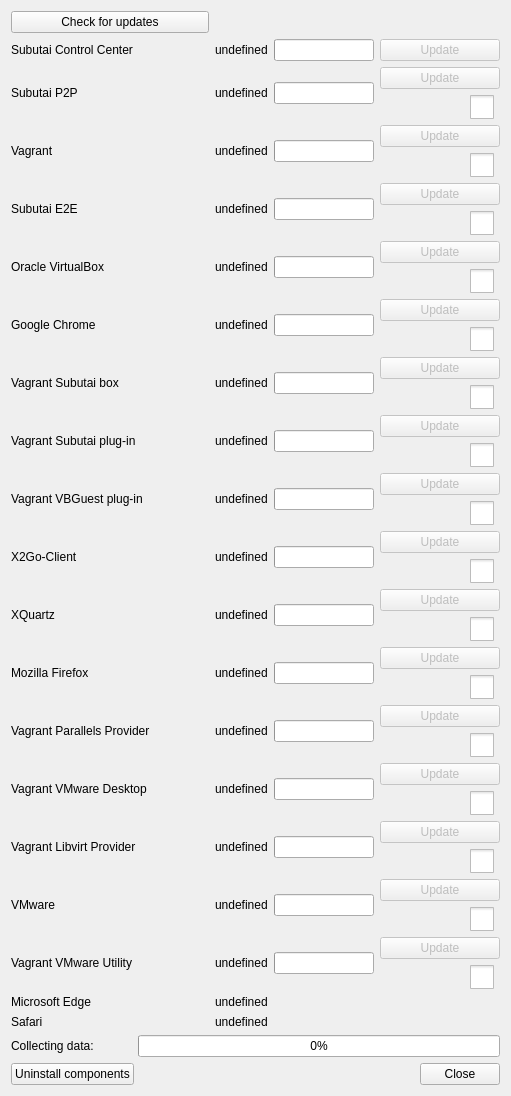
Before: the Qt Designer form hub/forms/DlgAbout.ui in subutai-io/control-center, drawn with Qt 5.
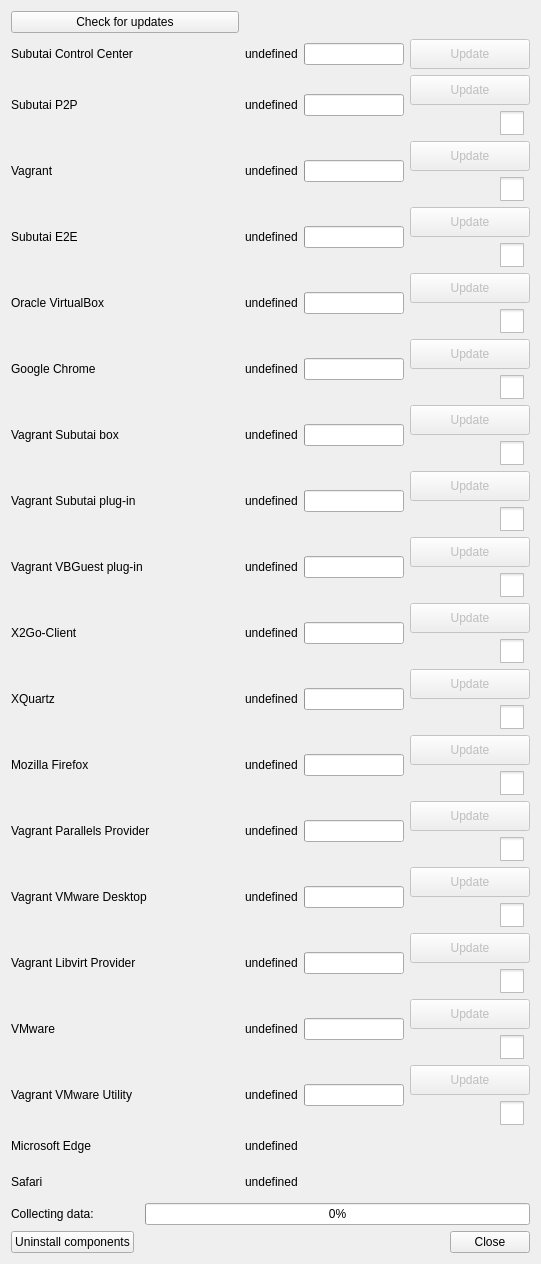
After: the same form once the commit is applied. Icons and pictures are not drawn.

Commit message: force equal size of buttons

Patch:
```diff
--- a/hub/forms/DlgAbout.ui
+++ b/hub/forms/DlgAbout.ui
@@ -6,7 +6,7 @@
    <rect>
     <x>0</x>
     <y>0</y>
-    <width>511</width>
+    <width>541</width>
     <height>846</height>
    </rect>
   </property>
@@ -89,6 +89,18 @@
            <property name="enabled">
             <bool>false</bool>
            </property>
+           <property name="sizePolicy">
+            <sizepolicy hsizetype="Minimum" vsizetype="Maximum">
+             <horstretch>0</horstretch>
+             <verstretch>0</verstretch>
+            </sizepolicy>
+           </property>
+           <property name="minimumSize">
+            <size>
+             <width>0</width>
+             <height>30</height>
+            </size>
+           </property>
            <property name="text">
             <string>Update</string>
            </property>
@@ -144,11 +156,17 @@
             <bool>false</bool>
            </property>
            <property name="sizePolicy">
-            <sizepolicy hsizetype="Preferred" vsizetype="Fixed">
+            <sizepolicy hsizetype="Preferred" vsizetype="Maximum">
              <horstretch>0</horstretch>
              <verstretch>0</verstretch>
             </sizepolicy>
            </property>
+           <property name="minimumSize">
+            <size>
+             <width>0</width>
+             <height>30</height>
+            </size>
+           </property>
            <property name="maximumSize">
             <size>
              <width>120</width>
@@ -224,11 +242,17 @@
             <bool>false</bool>
            </property>
            <property name="sizePolicy">
-            <sizepolicy hsizetype="Preferred" vsizetype="Fixed">
+            <sizepolicy hsizetype="Preferred" vsizetype="Maximum">
              <horstretch>0</horstretch>
              <verstretch>0</verstretch>
             </sizepolicy>
            </property>
+           <property name="minimumSize">
+            <size>
+             <width>0</width>
+             <height>30</height>
+            </size>
+           </property>
            <property name="maximumSize">
             <size>
              <width>120</width>
@@ -303,6 +327,18 @@
            <property name="enabled">
             <bool>false</bool>
            </property>
+           <property name="sizePolicy">
+            <sizepolicy hsizetype="Minimum" vsizetype="Maximum">
+             <horstretch>0</horstretch>
+             <verstretch>0</verstretch>
+            </sizepolicy>
+           </property>
+           <property name="minimumSize">
+            <size>
+             <width>0</width>
+             <height>30</height>
+            </size>
+           </property>
            <property name="text">
             <string>Update</string>
            </property>
@@ -357,11 +393,17 @@
             <bool>false</bool>
            </property>
            <property name="sizePolicy">
-            <sizepolicy hsizetype="Preferred" vsizetype="Fixed">
+            <sizepolicy hsizetype="Preferred" vsizetype="Maximum">
              <horstretch>0</horstretch>
              <verstretch>0</verstretch>
             </sizepolicy>
            </property>
+           <property name="minimumSize">
+            <size>
+             <width>0</width>
+             <height>30</height>
+            </size>
+           </property>
            <property name="maximumSize">
             <size>
              <width>120</width>
@@ -429,11 +471,17 @@
             <bool>false</bool>
            </property>
            <property name="sizePolicy">
-            <sizepolicy hsizetype="Expanding" vsizetype="Fixed">
+            <sizepolicy hsizetype="Expanding" vsizetype="Maximum">
              <horstretch>0</horstretch>
              <verstretch>0</verstretch>
             </sizepolicy>
            </property>
+           <property name="minimumSize">
+            <size>
+             <width>0</width>
+             <height>30</height>
+            </size>
+           </property>
            <property name="maximumSize">
             <size>
              <width>120</width>
@@ -457,6 +505,12 @@
              <verstretch>0</verstretch>
             </sizepolicy>
            </property>
+           <property name="minimumSize">
+            <size>
+             <width>0</width>
+             <height>30</height>
+            </size>
+           </property>
            <property name="text">
             <string>Vagrant Parallels Provider</string>
            </property>
@@ -500,6 +554,12 @@
              <verstretch>0</verstretch>
             </sizepolicy>
            </property>
+           <property name="minimumSize">
+            <size>
+             <width>0</width>
+             <height>30</height>
+            </size>
+           </property>
            <property name="text">
             <string>Vagrant VMware Desktop</string>
            </property>
@@ -543,6 +603,12 @@
              <verstretch>0</verstretch>
             </sizepolicy>
            </property>
+           <property name="minimumSize">
+            <size>
+             <width>0</width>
+             <height>30</height>
+            </size>
+           </property>
            <property name="text">
             <string>Vagrant Libvirt Provider</string>
            </property>
@@ -586,6 +652,12 @@
              <verstretch>0</verstretch>
             </sizepolicy>
            </property>
+           <property name="minimumSize">
+            <size>
+             <width>0</width>
+             <height>30</height>
+            </size>
+           </property>
            <property name="text">
             <string>VMware</string>
            </property>
@@ -654,6 +726,12 @@
              <verstretch>0</verstretch>
             </sizepolicy>
            </property>
+           <property name="minimumSize">
+            <size>
+             <width>0</width>
+             <height>30</height>
+            </size>
+           </property>
            <property name="text">
             <string>Mozilla Firefox</string>
            </property>
@@ -701,6 +779,12 @@
              <verstretch>0</verstretch>
             </sizepolicy>
            </property>
+           <property name="minimumSize">
+            <size>
+             <width>0</width>
+             <height>30</height>
+            </size>
+           </property>
            <property name="text">
             <string>Vagrant Subutai box</string>
            </property>
@@ -807,6 +891,12 @@
              <verstretch>0</verstretch>
             </sizepolicy>
            </property>
+           <property name="minimumSize">
+            <size>
+             <width>0</width>
+             <height>30</height>
+            </size>
+           </property>
            <property name="text">
             <string>Subutai E2E</string>
            </property>
@@ -841,6 +931,18 @@
            <property name="enabled">
             <bool>false</bool>
            </property>
+           <property name="sizePolicy">
+            <sizepolicy hsizetype="Minimum" vsizetype="Maximum">
+             <horstretch>0</horstretch>
+             <verstretch>0</verstretch>
+            </sizepolicy>
+           </property>
+           <property name="minimumSize">
+            <size>
+             <width>0</width>
+             <height>30</height>
+            </size>
+           </property>
            <property name="text">
             <string>Update</string>
            </property>
@@ -886,6 +988,18 @@
            <property name="enabled">
             <bool>false</bool>
            </property>
+           <property name="sizePolicy">
+            <sizepolicy hsizetype="Minimum" vsizetype="Maximum">
+             <horstretch>0</horstretch>
+             <verstretch>0</verstretch>
+            </sizepolicy>
+           </property>
+           <property name="minimumSize">
+            <size>
+             <width>0</width>
+             <height>30</height>
+            </size>
+           </property>
            <property name="text">
             <string>Update</string>
            </property>
@@ -931,6 +1045,18 @@
            <property name="enabled">
             <bool>false</bool>
            </property>
+           <property name="sizePolicy">
+            <sizepolicy hsizetype="Minimum" vsizetype="Maximum">
+             <horstretch>0</horstretch>
+             <verstretch>0</verstretch>
+            </sizepolicy>
+           </property>
+           <property name="minimumSize">
+            <size>
+             <width>0</width>
+             <height>30</height>
+            </size>
+           </property>
            <property name="text">
             <string>Update</string>
            </property>
@@ -988,6 +1114,12 @@
              <verstretch>0</verstretch>
             </sizepolicy>
            </property>
+           <property name="minimumSize">
+            <size>
+             <width>0</width>
+             <height>30</height>
+            </size>
+           </property>
            <property name="text">
             <string>Vagrant Subutai plug-in</string>
            </property>
@@ -1066,6 +1198,12 @@
              <verstretch>0</verstretch>
             </sizepolicy>
            </property>
+           <property name="minimumSize">
+            <size>
+             <width>0</width>
+             <height>30</height>
+            </size>
+           </property>
            <property name="text">
             <string>Subutai Control Center</string>
            </property>
@@ -1109,6 +1247,12 @@
              <verstretch>0</verstretch>
             </sizepolicy>
            </property>
+           <property name="minimumSize">
+            <size>
+             <width>0</width>
+             <height>30</height>
+            </size>
+           </property>
            <property name="text">
             <string>Oracle VirtualBox</string>
            </property>
@@ -1150,6 +1294,18 @@
            <property name="enabled">
             <bool>false</bool>
            </property>
+           <property name="sizePolicy">
+            <sizepolicy hsizetype="Minimum" vsizetype="Maximum">
+             <horstretch>0</horstretch>
+             <verstretch>0</verstretch>
+            </sizepolicy>
+           </property>
+           <property name="minimumSize">
+            <size>
+             <width>0</width>
+             <height>30</height>
+            </size>
+           </property>
            <property name="maximumSize">
             <size>
              <width>120</width>
@@ -1242,6 +1398,12 @@
              <verstretch>0</verstretch>
             </sizepolicy>
            </property>
+           <property name="minimumSize">
+            <size>
+             <width>0</width>
+             <height>30</height>
+            </size>
+           </property>
            <property name="styleSheet">
             <string notr="true">QCheckBox::indicator {
      width: 24px;
@@ -1322,6 +1484,12 @@
              <verstretch>0</verstretch>
             </sizepolicy>
            </property>
+           <property name="minimumSize">
+            <size>
+             <width>0</width>
+             <height>30</height>
+            </size>
+           </property>
            <property name="text">
             <string>Safari</string>
            </property>
@@ -1366,6 +1534,12 @@
              <verstretch>0</verstretch>
             </sizepolicy>
            </property>
+           <property name="minimumSize">
+            <size>
+             <width>0</width>
+             <height>30</height>
+            </size>
+           </property>
            <property name="text">
             <string>Google Chrome</string>
            </property>
@@ -1419,6 +1593,12 @@
              <verstretch>0</verstretch>
             </sizepolicy>
            </property>
+           <property name="minimumSize">
+            <size>
+             <width>0</width>
+             <height>30</height>
+            </size>
+           </property>
            <property name="text">
             <string>Microsoft Edge</string>
            </property>
@@ -1520,6 +1700,12 @@
              <verstretch>0</verstretch>
             </sizepolicy>
            </property>
+           <property name="minimumSize">
+            <size>
+             <width>0</width>
+             <height>30</height>
+            </size>
+           </property>
            <property name="text">
             <string>X2Go-Client</string>
            </property>
@@ -1557,6 +1743,12 @@
              <verstretch>0</verstretch>
             </sizepolicy>
            </property>
+           <property name="minimumSize">
+            <size>
+             <width>0</width>
+             <height>30</height>
+            </size>
+           </property>
            <property name="text">
             <string>XQuartz</string>
            </property>
@@ -1690,11 +1882,17 @@
             <bool>false</bool>
            </property>
            <property name="sizePolicy">
-            <sizepolicy hsizetype="Preferred" vsizetype="Fixed">
+            <sizepolicy hsizetype="Preferred" vsizetype="Maximum">
              <horstretch>0</horstretch>
              <verstretch>0</verstretch>
             </sizepolicy>
            </property>
+           <property name="minimumSize">
+            <size>
+             <width>0</width>
+             <height>30</height>
+            </size>
+           </property>
            <property name="maximumSize">
             <size>
              <width>120</width>
@@ -1795,11 +1993,17 @@
             <bool>false</bool>
            </property>
            <property name="sizePolicy">
-            <sizepolicy hsizetype="Preferred" vsizetype="Fixed">
+            <sizepolicy hsizetype="Preferred" vsizetype="Maximum">
              <horstretch>0</horstretch>
              <verstretch>0</verstretch>
             </sizepolicy>
            </property>
+           <property name="minimumSize">
+            <size>
+             <width>0</width>
+             <height>30</height>
+            </size>
+           </property>
            <property name="maximumSize">
             <size>
              <width>120</width>
@@ -1899,11 +2103,17 @@
             <bool>false</bool>
            </property>
            <property name="sizePolicy">
-            <sizepolicy hsizetype="Preferred" vsizetype="Fixed">
+            <sizepolicy hsizetype="Preferred" vsizetype="Maximum">
              <horstretch>0</horstretch>
              <verstretch>0</verstretch>
             </sizepolicy>
            </property>
+           <property name="minimumSize">
+            <size>
+             <width>0</width>
+             <height>30</height>
+            </size>
+           </property>
            <property name="maximumSize">
             <size>
              <width>120</width>
@@ -1979,11 +2189,17 @@
             <bool>false</bool>
            </property>
            <property name="sizePolicy">
-            <sizepolicy hsizetype="Preferred" vsizetype="Fixed">
+            <sizepolicy hsizetype="Preferred" vsizetype="Maximum">
              <horstretch>0</horstretch>
              <verstretch>0</verstretch>
             </sizepolicy>
            </property>
+           <property name="minimumSize">
+            <size>
+             <width>0</width>
+             <height>30</height>
+            </size>
+           </property>
            <property name="maximumSize">
             <size>
              <width>120</width>
@@ -2060,6 +2276,12 @@
              <verstretch>0</verstretch>
             </sizepolicy>
            </property>
+           <property name="minimumSize">
+            <size>
+             <width>0</width>
+             <height>30</height>
+            </size>
+           </property>
            <property name="text">
             <string>Vagrant</string>
            </property>
@@ -2111,6 +2333,12 @@
              <verstretch>0</verstretch>
             </sizepolicy>
            </property>
+           <property name="minimumSize">
+            <size>
+             <width>0</width>
+             <height>30</height>
+            </size>
+           </property>
            <property name="text">
             <string>Vagrant VMware Utility</string>
            </property>
@@ -2184,11 +2412,17 @@
             <bool>false</bool>
            </property>
            <property name="sizePolicy">
-            <sizepolicy hsizetype="Preferred" vsizetype="Fixed">
+            <sizepolicy hsizetype="Preferred" vsizetype="Maximum">
              <horstretch>0</horstretch>
              <verstretch>0</verstretch>
             </sizepolicy>
            </property>
+           <property name="minimumSize">
+            <size>
+             <width>0</width>
+             <height>30</height>
+            </size>
+           </property>
            <property name="maximumSize">
             <size>
              <width>120</width>
@@ -2263,11 +2497,17 @@
             <bool>false</bool>
            </property>
            <property name="sizePolicy">
-            <sizepolicy hsizetype="Preferred" vsizetype="Fixed">
+            <sizepolicy hsizetype="Preferred" vsizetype="Maximum">
              <horstretch>0</horstretch>
              <verstretch>0</verstretch>
             </sizepolicy>
            </property>
+           <property name="minimumSize">
+            <size>
+             <width>0</width>
+             <height>30</height>
+            </size>
+           </property>
            <property name="maximumSize">
             <size>
              <width>120</width>
@@ -2345,6 +2585,12 @@
              <verstretch>0</verstretch>
             </sizepolicy>
            </property>
+           <property name="minimumSize">
+            <size>
+             <width>0</width>
+             <height>30</height>
+            </size>
+           </property>
            <property name="text">
             <string>Subutai P2P</string>
            </property>
@@ -2432,11 +2678,17 @@
             <bool>false</bool>
            </property>
            <property name="sizePolicy">
-            <sizepolicy hsizetype="Preferred" vsizetype="Fixed">
+            <sizepolicy hsizetype="Preferred" vsizetype="Maximum">
              <horstretch>0</horstretch>
              <verstretch>0</verstretch>
             </sizepolicy>
            </property>
+           <property name="minimumSize">
+            <size>
+             <width>0</width>
+             <height>30</height>
+            </size>
+           </property>
            <property name="maximumSize">
             <size>
              <width>120</width>
```
